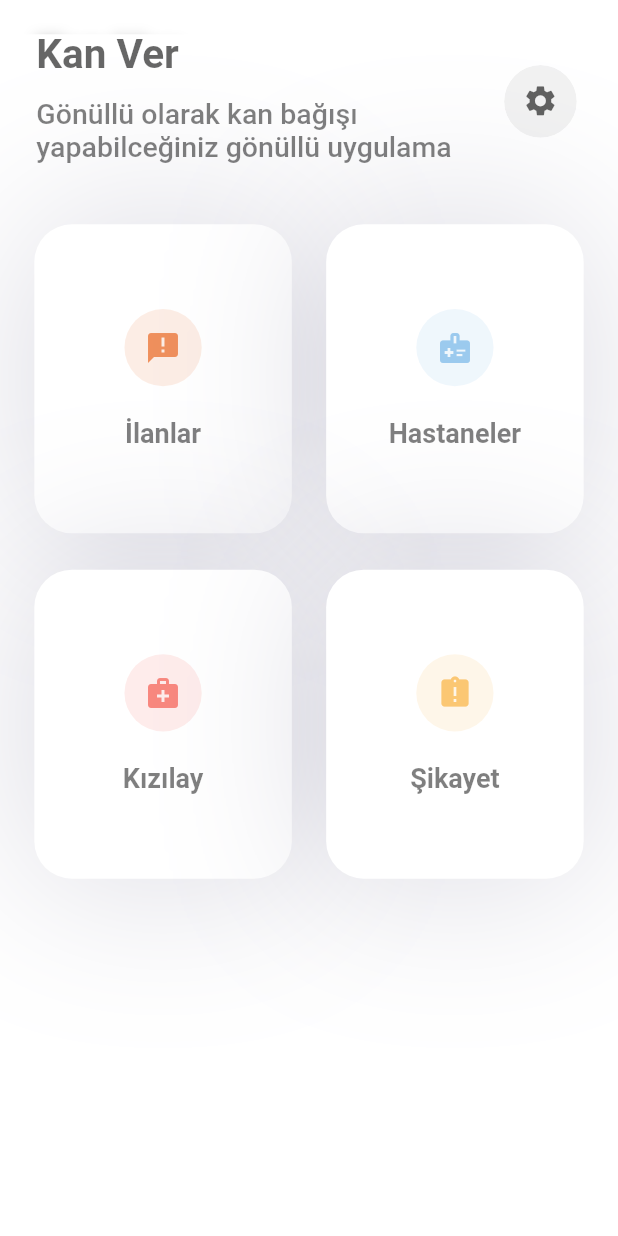
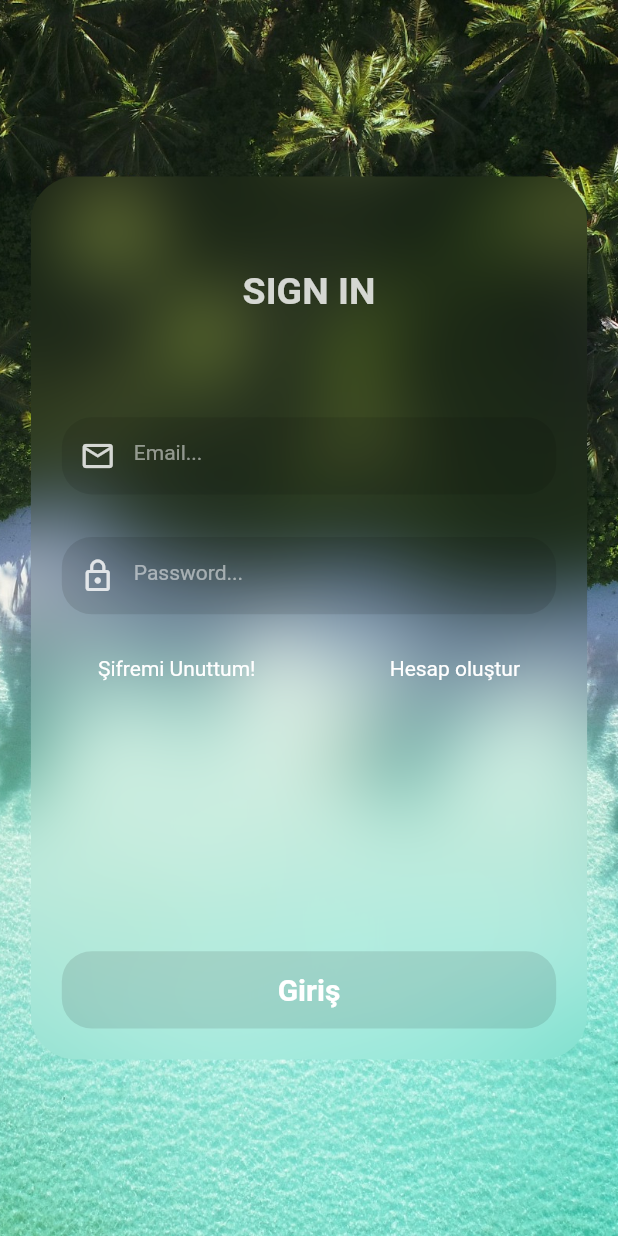
Before and after one commit to ogzhnoztrk/kanver_flutter_app, a Flutter app: the screen it shows after launch, on a phone screen of 412 x 824 dp. Run offline on Flutter 3.47's test engine with Material 2 defaults, Android fonts, the phone set to English and light mode, and no system bars; our stand-ins replace cloud_firestore, firebase_auth, firebase_core; accounts and stored records are empty.

Commit message:
login page UI yazıldı

```diff
--- a/lib/main.dart
+++ b/lib/main.dart
@@ -1,7 +1,7 @@
 import 'package:firebase_core/firebase_core.dart';
 import 'package:flutter/material.dart';
 import 'package:kanver_flutter_app/firebase_options.dart';
-import 'package:kanver_flutter_app/view/home/home_page.dart';
+import 'package:kanver_flutter_app/view/pages/authentication/login_page.dart';
 
 Future<void> main() async {
   WidgetsFlutterBinding.ensureInitialized();
@@ -20,7 +20,7 @@ class MainApp extends StatelessWidget {
       debugShowCheckedModeBanner: false,
       darkTheme: ThemeData.dark(),
       theme: ThemeData.light(),
-      home: HomePage(),
+      home: LoginPage(),
     );
   }
 }
--- /dev/null
+++ b/lib/view/pages/authentication/login_page.dart
@@ -0,0 +1,200 @@
+import 'package:flutter/material.dart';
+import 'dart:ui';
+import 'package:flutter/gestures.dart';
+import 'package:flutter/services.dart';
+import 'package:kanver_flutter_app/view/pages/authentication/widgets/input_field.dart';
+// import 'package:fluttertoast/fluttertoast.dart';
+
+class LoginPage extends StatefulWidget {
+  @override
+  _LoginPageState createState() => _LoginPageState();
+}
+
+class _LoginPageState extends State<LoginPage> {
+  late TextEditingController emailTextController;
+  late TextEditingController passwordTextController;
+  @override
+  void initState() {
+    // TODO: implement initState
+    emailTextController = TextEditingController();
+    passwordTextController = TextEditingController();
+    super.initState();
+  }
+
+  @override
+  Widget build(BuildContext context) {
+    Size size = MediaQuery.of(context).size;
+    return Scaffold(
+      body: ScrollConfiguration(
+        behavior: MyBehavior(),
+        child: SingleChildScrollView(
+          child: SizedBox(
+            height: size.height,
+            child: Stack(
+              children: [
+                // Background
+                SizedBox(
+                  height: size.height,
+                  child: Image.asset(
+                    'assets/images/background.jpeg',
+                    // #Image Url: https://unsplash.com/photos/bOBM8CB4ZC4
+                    fit: BoxFit.fitHeight,
+                  ),
+                ),
+                Center(
+                  child: Column(
+                    children: [
+                      Expanded(
+                        child: SizedBox(),
+                      ),
+                      Expanded(
+                        flex: 5,
+                        child: ClipRRect(
+                          borderRadius: BorderRadius.circular(30),
+                          child: BackdropFilter(
+                            filter: ImageFilter.blur(sigmaY: 25, sigmaX: 25),
+                            child: SizedBox(
+                              width: size.width * .9,
+                              child: Column(
+                                mainAxisAlignment:
+                                    MainAxisAlignment.spaceBetween,
+                                children: [
+                                  // SIGN IN TITLE
+                                  Padding(
+                                    padding: EdgeInsets.only(
+                                      top: size.width * .15,
+                                      bottom: size.width * .1,
+                                    ),
+                                    child: Text(
+                                      'SIGN IN',
+                                      style: TextStyle(
+                                        fontSize: 25,
+                                        fontWeight: FontWeight.w600,
+                                        color: Colors.white.withOpacity(.8),
+                                      ),
+                                    ),
+                                  ),
+
+                                  // EMAIL FIELD
+                                  InputField(
+                                    icon: Icons.email_outlined,
+                                    hintText: 'Email...',
+                                    isPassword: false,
+                                    isEmail: true,
+                                    controller: emailTextController,
+                                  ),
+
+                                  // PASSWORD FIELD
+                                  InputField(
+                                    icon: Icons.lock_outline,
+                                    hintText: 'Password...',
+                                    isPassword: true,
+                                    isEmail: false,
+                                    controller: passwordTextController,
+                                  ),
+
+                                  Row(
+                                    mainAxisAlignment:
+                                        MainAxisAlignment.spaceAround,
+                                    children: [
+                                      // .
+                                      // şifremi Unuttum kısmı
+                                      RichText(
+                                        text: TextSpan(
+                                          text: 'Şifremi Unuttum!',
+                                          style: TextStyle(
+                                            color: Colors.white,
+                                          ),
+                                          recognizer: TapGestureRecognizer()
+                                            ..onTap = () {
+                                              HapticFeedback.lightImpact();
+                                              debugPrint(
+                                                  "Şifremi unuttuma Basıldı");
+                                            },
+                                        ),
+                                      ),
+                                      // .
+                                      // Hesap oluştur kısmı
+                                      RichText(
+                                        text: TextSpan(
+                                          text: 'Hesap oluştur',
+                                          style: TextStyle(
+                                            color: Colors.white,
+                                          ),
+                                          recognizer: TapGestureRecognizer()
+                                            ..onTap = () {
+                                              HapticFeedback.lightImpact();
+                                              debugPrint(
+                                                  "Yeni Hesap Oluştura Basıldı");
+                                            },
+                                        ),
+                                      ),
+                                    ],
+                                  ),
+                                  SizedBox(height: size.width * .3),
+
+                                  // Giriş Butonu
+                                  InkWell(
+                                    splashColor: Colors.transparent,
+                                    highlightColor: Colors.transparent,
+                                    onTap: () {
+                                      HapticFeedback.lightImpact();
+                                      // Fluttertoast.showToast(
+                                      //   msg: 'Sign-In button pressed',
+                                      // );
+                                      debugPrint("Girişe Basıldı");
+                                      debugPrint(passwordTextController.text);
+                                      debugPrint(emailTextController.text);
+                                    },
+                                    child: Container(
+                                      margin: EdgeInsets.only(
+                                        bottom: size.width * .05,
+                                      ),
+                                      height: size.width / 8,
+                                      width: size.width / 1.25,
+                                      alignment: Alignment.center,
+                                      decoration: BoxDecoration(
+                                        color: Colors.black.withOpacity(.1),
+                                        borderRadius: BorderRadius.circular(20),
+                                      ),
+                                      child: const Text(
+                                        'Giriş',
+                                        style: TextStyle(
+                                          color: Colors.white,
+                                          fontSize: 20,
+                                          fontWeight: FontWeight.w600,
+                                        ),
+                                      ),
+                                    ),
+                                  ),
+                                ],
+                              ),
+                            ),
+                          ),
+                        ),
+                      ),
+                      Expanded(
+                        child: SizedBox(),
+                      ),
+                    ],
+                  ),
+                ),
+              ],
+            ),
+          ),
+        ),
+      ),
+    );
+  }
+}
+
+class MyBehavior extends ScrollBehavior {
+  @override
+  Widget buildViewportChrome(
+    BuildContext context,
+    Widget child,
+    AxisDirection axisDirection,
+  ) {
+    return child;
+  }
+}
--- /dev/null
+++ b/lib/view/pages/authentication/widgets/input_field.dart
@@ -0,0 +1,60 @@
+// ignore_for_file: public_member_api_docs, sort_constructors_first
+import 'package:flutter/material.dart';
+
+class InputField extends StatefulWidget {
+  final IconData icon;
+  final String hintText;
+  final bool isPassword;
+  final bool isEmail;
+  final TextEditingController controller;
+  InputField({
+    Key? key,
+    required this.icon,
+    required this.hintText,
+    required this.isPassword,
+    required this.isEmail,
+    required this.controller,
+  }) : super(key: key);
+
+  @override
+  State<InputField> createState() => _InputFieldState();
+}
+
+class _InputFieldState extends State<InputField> {
+  @override
+  Widget build(BuildContext context) {
+    Size size = MediaQuery.of(context).size;
+    return Container(
+      height: size.width / 8,
+      width: size.width / 1.25,
+      alignment: Alignment.center,
+      padding: EdgeInsets.only(right: size.width / 30),
+      decoration: BoxDecoration(
+        color: Colors.black.withOpacity(.1),
+        borderRadius: BorderRadius.circular(20),
+      ),
+      child: TextField(
+        style: TextStyle(
+          color: Colors.white.withOpacity(.9),
+        ),
+        obscureText: widget.isPassword,
+        keyboardType:
+            widget.isEmail ? TextInputType.emailAddress : TextInputType.text,
+        decoration: InputDecoration(
+          prefixIcon: Icon(
+            widget.icon,
+            color: Colors.white.withOpacity(.8),
+          ),
+          border: InputBorder.none,
+          hintMaxLines: 1,
+          hintText: widget.hintText,
+          hintStyle: TextStyle(
+            fontSize: 14,
+            color: Colors.white.withOpacity(.5),
+          ),
+        ),
+        controller: widget.controller,
+      ),
+    );
+  }
+}
--- a/lib/view/home/home_page.dart
+++ b/lib/view/pages/home/home_page.dart
@@ -2,7 +2,8 @@ import 'package:flutter/material.dart';
 import 'package:flutter/services.dart';
 import 'dart:ui';
 
-import 'package:kanver_flutter_app/view/home/widgets/home_page_card_group.dart';
+import 'package:kanver_flutter_app/view/pages/home/widgets/home_page_card_group.dart';
+import 'package:kanver_flutter_app/view/pages/test_page/route_where_you_go.dart';
 
 class HomePage extends StatefulWidget {
   @override
@@ -49,8 +50,8 @@ class _HomePageState extends State<HomePage>
         children: [
           /// ListView
           ListView(
-            physics:
-                BouncingScrollPhysics(parent: AlwaysScrollableScrollPhysics()),
+            physics: const BouncingScrollPhysics(
+                parent: AlwaysScrollableScrollPhysics()),
             children: [
               Padding(
                 padding: EdgeInsets.fromLTRB(_w / 17, _w / 20, 0, _w / 10),
@@ -123,13 +124,13 @@ class _HomePageState extends State<HomePage>
                       context,
                       MaterialPageRoute(
                         builder: (context) {
-                          return RouteWhereYouGo();
+                          return const RouteWhereYouGo();
                         },
                       ),
                     );
                   },
                   child: ClipRRect(
-                    borderRadius: BorderRadius.all(Radius.circular(99)),
+                    borderRadius: const BorderRadius.all(Radius.circular(99)),
                     child: BackdropFilter(
                       filter: ImageFilter.blur(sigmaY: 5, sigmaX: 5),
                       child: Container(
@@ -174,32 +175,3 @@ class _HomePageState extends State<HomePage>
     );
   }
 }
-
-class RouteWhereYouGo extends StatelessWidget {
-  @override
-  Widget build(BuildContext context) {
-    return Scaffold(
-      appBar: AppBar(
-        // brightness: Brightness.light,
-        backgroundColor: Colors.white,
-        elevation: 50,
-        centerTitle: true,
-        shadowColor: Colors.black.withOpacity(.5),
-        title: Text(
-          'EXAMPLE  PAGE',
-          style: TextStyle(
-              color: Colors.black.withOpacity(.7),
-              fontWeight: FontWeight.w600,
-              letterSpacing: 1),
-        ),
-        leading: IconButton(
-          icon: Icon(
-            Icons.arrow_back,
-            color: Colors.black.withOpacity(.8),
-          ),
-          onPressed: () => Navigator.maybePop(context),
-        ),
-      ),
-    );
-  }
-}
--- a/lib/view/home/widgets/home_page_card_group.dart
+++ b/lib/view/pages/home/widgets/home_page_card_group.dart
@@ -1,7 +1,7 @@
 // ignore_for_file: public_member_api_docs, sort_constructors_first
 import 'package:flutter/material.dart';
 
-import 'package:kanver_flutter_app/view/home/widgets/home_page_card.dart';
+import 'package:kanver_flutter_app/view/pages/home/widgets/home_page_card.dart';
 
 // ignore: must_be_immutable
 class HomePageCardsGroup extends StatelessWidget {
--- /dev/null
+++ b/lib/view/pages/test_page/route_where_you_go.dart
@@ -0,0 +1,32 @@
+import 'package:flutter/material.dart';
+
+class RouteWhereYouGo extends StatelessWidget {
+  const RouteWhereYouGo({super.key});
+
+  @override
+  Widget build(BuildContext context) {
+    return Scaffold(
+      appBar: AppBar(
+        // brightness: Brightness.light,
+        backgroundColor: Colors.white,
+        elevation: 50,
+        centerTitle: true,
+        shadowColor: Colors.black.withOpacity(.5),
+        title: Text(
+          'EXAMPLE  PAGE',
+          style: TextStyle(
+              color: Colors.black.withOpacity(.7),
+              fontWeight: FontWeight.w600,
+              letterSpacing: 1),
+        ),
+        leading: IconButton(
+          icon: Icon(
+            Icons.arrow_back,
+            color: Colors.black.withOpacity(.8),
+          ),
+          onPressed: () => Navigator.maybePop(context),
+        ),
+      ),
+    );
+  }
+}
--- /dev/null
+++ b/lib/view/shared/CheckAuth.dart
@@ -0,0 +1,10 @@
+import 'package:flutter/material.dart';
+
+class CheckAuth extends StatelessWidget {
+  const CheckAuth({super.key});
+
+  @override
+  Widget build(BuildContext context) {
+    return Container();
+  }
+}
--- a/pubspec.yaml
+++ b/pubspec.yaml
@@ -16,7 +16,8 @@ dev_dependencies:
     flutter_lints: ^2.0.0
 flutter:
     uses-material-design: true
-
+    assets:
+      - assets/images/
 
   # To add assets to your application, add an assets section, like this:
   # assets:
```
Also changed, not shown: assets/images/background.jpeg (added), lib/view/pages/home/widgets/home_page_card.dart (renamed from lib/view/home/widgets/home_page_card.dart).
